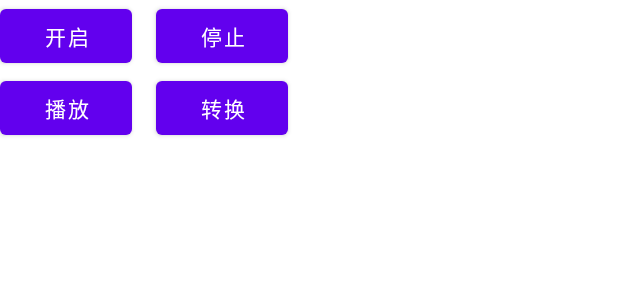
After one commit to alan1024/MyMediaStudy, an Android app: the layout activity_audio_record.xml on its own in the app's theme, with its tools: preview values and no code run, on a phone screen of 412 x 824 dp. The commit adds this screen. Shown: the top 300 px of the screen. Run offline under Robolectric (Android 15) with nearby library versions, the phone set to English and light mode, and no system bars.

Commit message:
feature：新增录音功能

```diff
--- a/app/build.gradle
+++ b/app/build.gradle
@@ -14,6 +14,11 @@ android {
         versionName "1.0"
 
         testInstrumentationRunner "androidx.test.runner.AndroidJUnitRunner"
+    }
+
+    buildFeatures {
+        viewBinding true
+        dataBinding true
     }
 
     buildTypes {
--- /dev/null
+++ b/app/src/main/res/layout/activity_audio_record.xml
@@ -0,0 +1,51 @@
+<?xml version="1.0" encoding="utf-8"?>
+<androidx.constraintlayout.widget.ConstraintLayout xmlns:android="http://schemas.android.com/apk/res/android"
+    xmlns:app="http://schemas.android.com/apk/res-auto"
+    xmlns:tools="http://schemas.android.com/tools"
+    android:layout_width="match_parent"
+    android:layout_height="match_parent"
+    tools:context=".activity.base.AudioRecordActivity">
+
+    <Button
+        android:id="@+id/bt_start"
+        android:layout_width="wrap_content"
+        android:layout_height="wrap_content"
+        android:text="开启"
+        app:layout_constraintStart_toStartOf="parent"
+        app:layout_constraintTop_toTopOf="parent" />
+
+    <Button
+        android:id="@+id/bt_stop"
+        android:layout_width="wrap_content"
+        android:layout_height="wrap_content"
+        android:layout_marginStart="16dp"
+        android:text="停止"
+        app:layout_constraintStart_toEndOf="@+id/bt_start"
+        app:layout_constraintTop_toTopOf="parent" />
+
+    <TextView
+        android:id="@+id/tv_name"
+        android:layout_width="wrap_content"
+        android:layout_height="wrap_content"
+        app:layout_constraintBottom_toBottomOf="parent"
+        app:layout_constraintEnd_toEndOf="parent"
+        app:layout_constraintStart_toStartOf="parent"
+        app:layout_constraintTop_toTopOf="parent" />
+
+    <Button
+        android:id="@+id/bt_play"
+        android:layout_width="wrap_content"
+        android:layout_height="wrap_content"
+        android:text="播放"
+        app:layout_constraintStart_toStartOf="parent"
+        app:layout_constraintTop_toBottomOf="@+id/bt_start" />
+
+    <Button
+        android:id="@+id/bt_trans"
+        android:layout_width="wrap_content"
+        android:layout_height="wrap_content"
+        android:layout_marginStart="16dp"
+        android:text="转换"
+        app:layout_constraintStart_toEndOf="@+id/bt_play"
+        app:layout_constraintTop_toBottomOf="@+id/bt_start" />
+</androidx.constraintlayout.widget.ConstraintLayout>
--- a/build.gradle
+++ b/build.gradle
@@ -6,7 +6,7 @@ buildscript {
 
     dependencies {
         classpath "com.android.tools.build:gradle:4.2.2"
-        classpath "org.jetbrains.kotlin:kotlin-gradle-plugin:1.6.10"
+        classpath 'org.jetbrains.kotlin:kotlin-gradle-plugin:1.7.10'
     }
 }
 
```
Also changed, not shown: app/src/main/AndroidManifest.xml (+12 -1 lines), app/src/main/java/com/alan/mymediastudy/MainActivity.kt (deleted, +0 -11 lines), app/src/main/java/com/alan/mymediastudy/activity/BaseActivity.kt (added, +31 -0 lines), app/src/main/java/com/alan/mymediastudy/activity/MainActivity.kt (added, +40 -0 lines), app/src/main/java/com/alan/mymediastudy/activity/base/AudioRecordActivity.kt (added, +228 -0 lines), app/src/main/java/com/alan/mymediastudy/activity/base/MediaPicActivity.kt (added, +61 -0 lines), app/src/main/java/com/alan/mymediastudy/constant/Constants.kt (added, +31 -0 lines), app/src/main/java/com/alan/mymediastudy/utils/IntentUtil.kt (added, +16 -0 lines), app/src/main/java/com/alan/mymediastudy/view/CustomView.kt (added, +31 -0 lines), app/src/main/res/layout/activity_main.xml (+14 -6 lines), app/src/main/res/layout/activity_media_pic.xml (added, +36 -0 lines), 2 other files.
